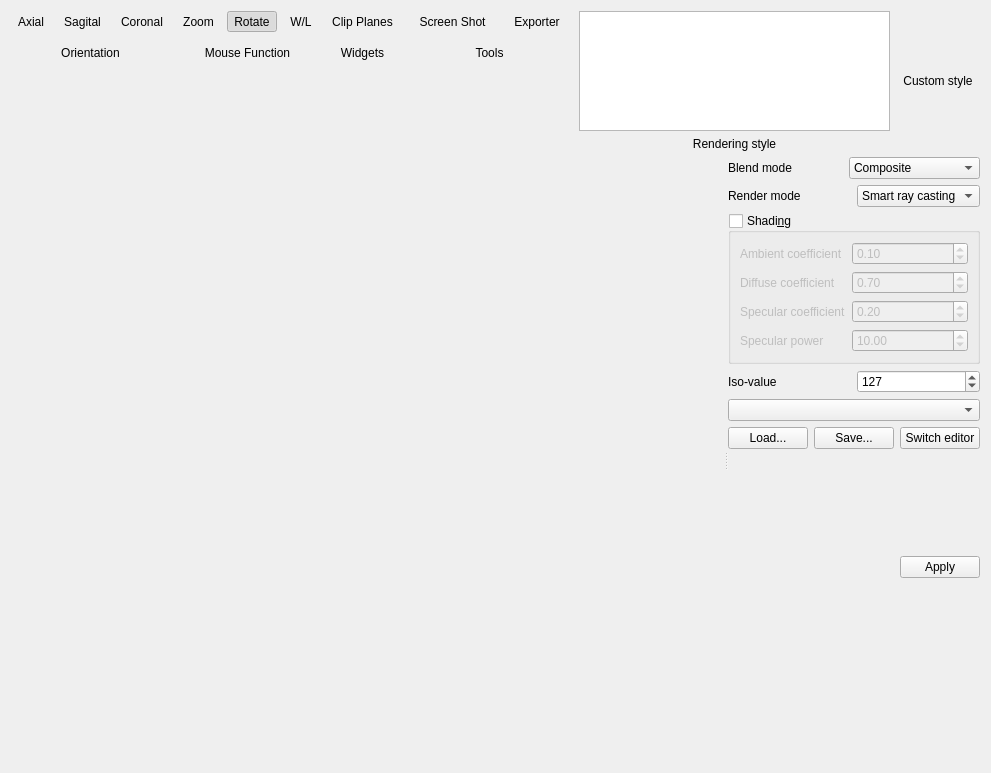
First picture: the form in starviewer/src/extensions/main/q3dviewer/q3dviewerextensionbase.ui, repository starviewer-medical/starviewer, before the edit.
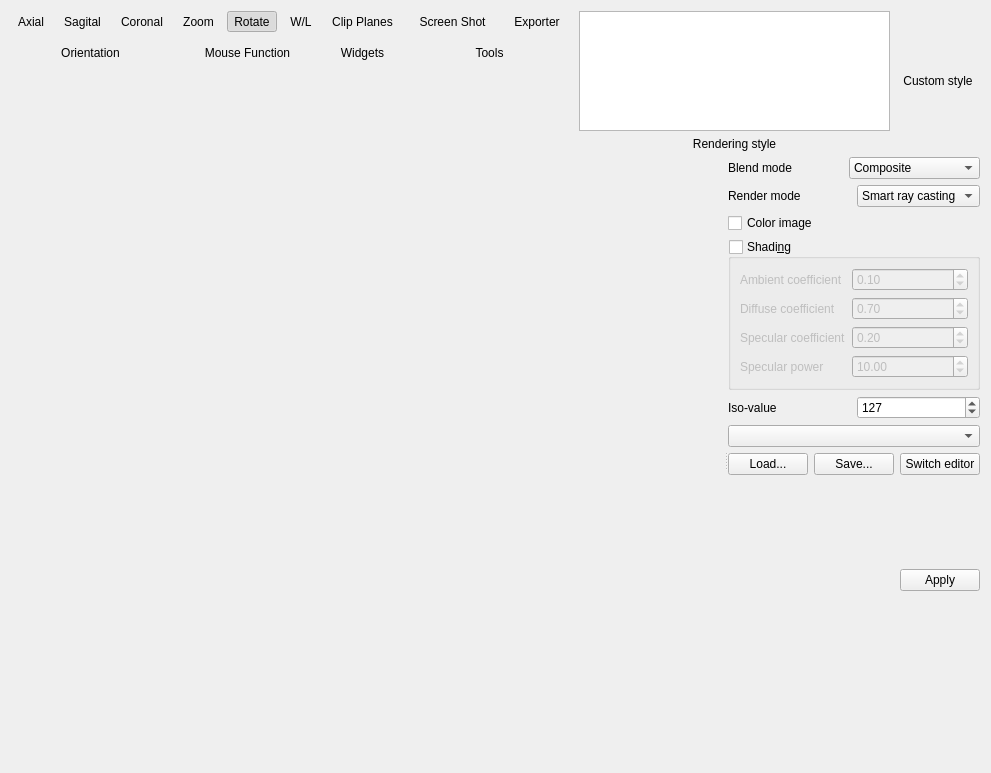
Second picture: the form after the edit. Icons and pictures are not drawn. Custom widgets are drawn as their Qt base class.

Commit message: ENH: Add preliminary support for color images in the 3D viewer.

What changed in the file:
```diff
--- a/starviewer/src/extensions/main/q3dviewer/q3dviewerextensionbase.ui
+++ b/starviewer/src/extensions/main/q3dviewer/q3dviewerextensionbase.ui
@@ -661,6 +661,13 @@
               </layout>
              </widget>
             </item>
+            <item>
+             <widget class="QCheckBox" name="m_colorImageCheckBox">
+              <property name="text">
+               <string>Color image</string>
+              </property>
+             </widget>
+            </item>
             <item>
              <widget class="QGroupBox" name="m_shadingGroupBox">
               <property name="title">
```
The commit also changes 3 other files.
